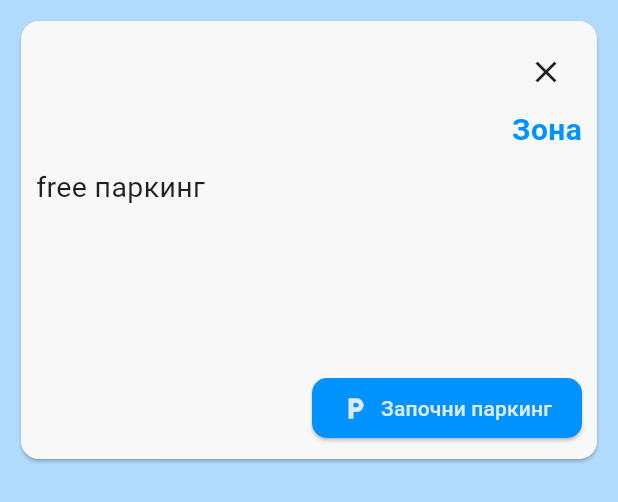
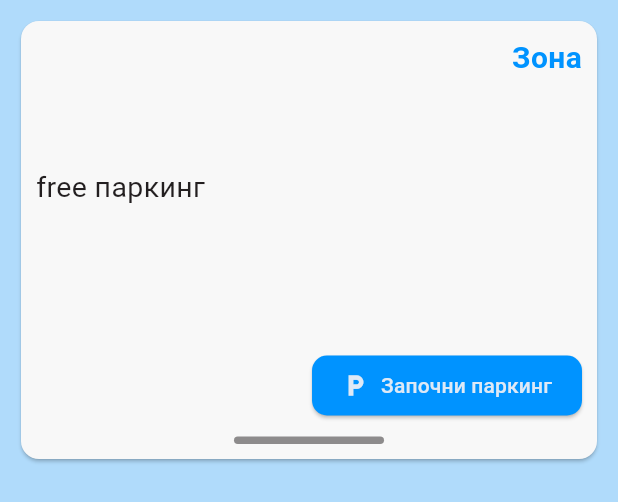
Before and after one commit to andrejdaskalov/parkingapp-mobile, a Flutter app: the DetailsCard widget shown alone on an empty page, opened directly with empty values, on a phone screen of 412 x 824 dp. Shown: the top 502 px of the screen. Run offline on Flutter 3.47's test engine with Material 3 defaults, Android fonts, the phone set to English and light mode, and no system bars; our stand-ins replace bloc, cloud_firestore, entry, equatable, firebase_core, flutter_bloc and 6 more; missing offline and left inert: telephony_sms; accounts and stored records are empty.

Commit message:
replaced close button with drag handle;

```diff
--- a/lib/features/details/presentation/details_card.dart
+++ b/lib/features/details/presentation/details_card.dart
@@ -53,13 +53,6 @@ class DetailsCard extends StatelessWidget {
 
                         Column(
                           mainAxisAlignment: MainAxisAlignment.start,
-                          crossAxisAlignment: CrossAxisAlignment.end,
-                          children: [
-                            IconButton(onPressed: () {
-                              onDismiss();
-                            }, icon: Icon(Icons.close),),
-                            Column(
-                              mainAxisAlignment: MainAxisAlignment.start,
                           crossAxisAlignment: CrossAxisAlignment.start,
                           children: [
                             ZoneLabel(text: "Зона"),
@@ -70,14 +63,32 @@ class DetailsCard extends StatelessWidget {
                       ],
                     ),
 
-                      ],
-                    ),
+                    Column(
+                      children: [
+
                         Row(
                           mainAxisAlignment: MainAxisAlignment.end,
                           children: [
                             PrimaryButtonWithIcon(icon: Icons.local_parking, text: "Започни паркинг", onPressed: onPay)
                           ],
                         ),
+                        SizedBox(height: 10,),
+                        Row(
+                          mainAxisAlignment: MainAxisAlignment.center,
+                          crossAxisAlignment: CrossAxisAlignment.center,
+                          children: [
+                            Container(
+                              height: 5,
+                              width: 100,
+                              decoration: BoxDecoration(
+                                color: Theme.of(context).colorScheme.onBackground.withOpacity(0.5),
+                                borderRadius: BorderRadius.circular(10),
+                              ),
+                            )
+                          ],
+                        ),
+                      ],
+                    )
                   ],
                 ),
               )
```
Lines whose indentation alone changed are shown as unchanged.
